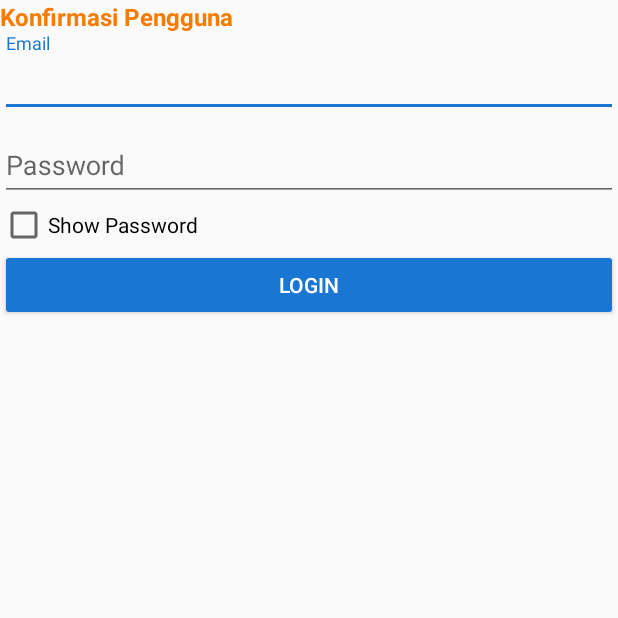
After one commit to mazud21/Pilgubjateng, an Android app: the ValidateChangePassword screen opened directly, with no data from a screen before it, on a phone screen of 412 x 824 dp, the top half of it. The commit adds this screen. Run offline under Robolectric (Android 15) with nearby library versions, the phone set to English and light mode, and no system bars; our stand-ins replace Firebase (no records; nobody signed in at launch, a user with empty details on screens opened directly).

Commit message:
Fifth: + Validate Change Password

```diff
--- a/app/build.gradle
+++ b/app/build.gradle
@@ -37,6 +37,7 @@ dependencies {
     compile 'com.google.firebase:firebase-core:11.8.0'
     compile 'com.google.firebase:firebase-auth:11.8.0'
     compile 'com.google.firebase:firebase-database:11.8.0'
+    //compile 'com.google.android.gms:play-services-auth:11.8.0'
     implementation 'com.google.firebase:firebase-messaging:11.8.0'
 }
 apply plugin: 'com.google.gms.google-services'
--- a/app/src/main/java/com/pilgubjateng/battistrada/pilgubjateng/ChangePassword.java
+++ b/app/src/main/java/com/pilgubjateng/battistrada/pilgubjateng/ChangePassword.java
@@ -71,6 +71,7 @@ public class ChangePassword extends AppCompatActivity{
                                             Toast.makeText(ChangePassword.this, "Failed to Change Password", Toast.LENGTH_LONG).show();
                                         } else {
                                             Toast.makeText(ChangePassword.this, "Password Changed !", Toast.LENGTH_LONG).show();
+                                            startActivity(new Intent(ChangePassword.this, Profile.class));
                                         }
                                         progressBar.setVisibility(View.GONE);
                                     }
@@ -80,4 +81,8 @@ public class ChangePassword extends AppCompatActivity{
             }
         });
     }
+    @Override
+    public void onBackPressed() {
+
+    }
 }
--- /dev/null
+++ b/app/src/main/java/com/pilgubjateng/battistrada/pilgubjateng/ValidateChangePassword.java
@@ -0,0 +1,122 @@
+package com.pilgubjateng.battistrada.pilgubjateng;
+
+import android.content.Intent;
+import android.support.annotation.NonNull;
+import android.support.design.widget.Snackbar;
+import android.support.v7.app.AppCompatActivity;
+import android.os.Bundle;
+import android.text.TextUtils;
+import android.text.method.HideReturnsTransformationMethod;
+import android.text.method.PasswordTransformationMethod;
+import android.view.View;
+import android.widget.Button;
+import android.widget.CheckBox;
+import android.widget.CompoundButton;
+import android.widget.EditText;
+import android.widget.LinearLayout;
+import android.widget.ProgressBar;
+import android.widget.Toast;
+
+import com.google.android.gms.tasks.OnCompleteListener;
+import com.google.android.gms.tasks.Task;
+import com.google.firebase.auth.AuthResult;
+import com.google.firebase.auth.FirebaseAuth;
+
+public class ValidateChangePassword extends AppCompatActivity implements View.OnClickListener{
+
+    Button btnLogin;
+    EditText inputEmail, inputPass;
+    CheckBox checkBox;
+
+    LinearLayout activity_sign_in;
+
+    Toast toast;
+    Snackbar snackbar;
+    ProgressBar progressBar;
+
+    private FirebaseAuth auth;
+
+    @Override
+    protected void onCreate(Bundle savedInstanceState) {
+        super.onCreate(savedInstanceState);
+        setContentView(R.layout.activity_validate_change_password);
+
+        //View
+        btnLogin = (Button) findViewById(R.id.btnLogin);
+        inputEmail = (EditText) findViewById(R.id.loginEmail);
+        inputPass = (EditText) findViewById(R.id.password_login);
+
+        checkBox = (CheckBox) findViewById(R.id.checkbox1);
+        progressBar = (ProgressBar) findViewById(R.id.progressBar);
+
+        activity_sign_in = (LinearLayout) findViewById(R.id.activity_signin);
+
+        btnLogin.setOnClickListener(this);
+
+        //init
+        auth = FirebaseAuth.getInstance();
+
+        checkBox.setOnCheckedChangeListener(new CompoundButton.OnCheckedChangeListener() {
+            @Override
+            public void onCheckedChanged(CompoundButton buttonView, boolean isChecked) {
+                if (!isChecked) {
+                    inputPass.setTransformationMethod(PasswordTransformationMethod.getInstance());
+                } else {
+                    inputPass.setTransformationMethod(HideReturnsTransformationMethod.getInstance());
+                }
+            }
+        });
+
+        /*Check if already session, if->true=> Main Program
+        if (auth.getCurrentUser() != null) {
+            startActivity(new Intent(ValidateChangePassword.this, MainActivity.class));
+        }*/
+    }
+
+    @Override
+    public void onBackPressed() {
+        finish();
+    }
+
+    @Override
+    public void onClick(View view) {
+        if (view.getId() == R.id.btnLogin) {
+            String email = inputEmail.getText().toString().trim();
+            String password = inputPass.getText().toString().trim();
+            if (TextUtils.isEmpty(email)) {
+                Toast.makeText(getApplication(), "Enter your registered email id", Toast.LENGTH_SHORT).show();
+
+            }else if (TextUtils.isEmpty(password)) {
+                Toast.makeText(getApplication(), "Enter your Password", Toast.LENGTH_SHORT).show();
+
+            }else if (TextUtils.isEmpty(email) && TextUtils.isEmpty(password)) {
+                Toast.makeText(getApplication(), "Email dan Password masih kosong", Toast.LENGTH_SHORT).show();
+
+            }else if (password.length() <=7 ) {
+                Toast.makeText(getApplication(), "Password minimal 8 huruf", Toast.LENGTH_SHORT).show();
+
+            }else {
+                loginUser(inputEmail.getText().toString(), inputPass.getText().toString());
+            }
+        }
+    }
+
+    private void loginUser(final String email, final String password) {
+        progressBar.setVisibility(View.VISIBLE);
+        auth.signInWithEmailAndPassword(email, password)
+                .addOnCompleteListener(this, new OnCompleteListener<AuthResult>() {
+
+                    @Override
+                    public void onComplete(@NonNull Task<AuthResult> task) {
+                        if(!task.isSuccessful()){
+                            progressBar.setVisibility(View.VISIBLE);
+                            Toast.makeText(getApplication(), "Password yang anda masukkan salah", Toast.LENGTH_LONG).show();
+                        }else {
+                            progressBar.setVisibility(View.VISIBLE);
+                            startActivity(new Intent(ValidateChangePassword.this, ChangePassword.class));
+                        }
+                        progressBar.setVisibility(View.GONE);
+                    }
+                });
+    }
+}
--- a/app/src/main/res/layout/activity_change_password.xml
+++ b/app/src/main/res/layout/activity_change_password.xml
@@ -16,7 +16,8 @@
         <LinearLayout
             android:layout_width="match_parent"
             android:layout_height="match_parent"
-            android:orientation="vertical">
+            android:orientation="vertical"
+            android:layout_margin="8dp">
 
             <TextView
                 android:id="@+id/tved"
@@ -46,8 +47,7 @@
                 android:id="@+id/edit_password_profile"
                 android:layout_width="match_parent"
                 android:layout_height="wrap_content"
-                android:gravity="center"
-                android:hint="Enter New Password"
+                android:hint="Masukkan Password Baru"
                 android:inputType="textPassword"
                 android:maxLines="1" />
 
--- /dev/null
+++ b/app/src/main/res/layout/activity_validate_change_password.xml
@@ -0,0 +1,73 @@
+<?xml version="1.0" encoding="utf-8"?>
+<LinearLayout
+    android:id="@+id/activity_signin"
+    xmlns:android="http://schemas.android.com/apk/res/android"
+    xmlns:app="http://schemas.android.com/apk/res-auto"
+    xmlns:tools="http://schemas.android.com/tools"
+    android:orientation="vertical"
+    android:layout_width="match_parent"
+    android:layout_height="match_parent"
+    tools:context=".ValidateChangePassword">
+
+    <TextView
+        android:layout_width="match_parent"
+        android:layout_height="wrap_content"
+        android:text="Konfirmasi Pengguna"
+        android:textStyle="bold"
+        android:textSize="16sp"
+        android:textColor="@color/colorPrimary"/>
+
+    <ProgressBar
+        android:id="@+id/progressBar"
+        android:layout_width="30dp"
+        android:layout_height="30dp"
+        android:layout_gravity="center|bottom"
+        android:layout_marginBottom="20dp"
+        android:visibility="gone"
+        />
+
+    <android.support.design.widget.TextInputLayout
+        android:layout_width="match_parent"
+        android:layout_height="wrap_content"
+        >
+
+        <EditText
+            android:id="@+id/loginEmail"
+            android:layout_width="match_parent"
+            android:layout_height="wrap_content"
+            android:hint="Email"
+            android:maxLines="1" />
+
+    </android.support.design.widget.TextInputLayout>
+
+    <android.support.design.widget.TextInputLayout
+        android:layout_width="match_parent"
+        android:layout_height="wrap_content"
+        >
+
+        <EditText
+            android:id="@+id/password_login"
+            android:layout_width="match_parent"
+            android:layout_height="wrap_content"
+            android:hint="Password"
+            android:maxLines="1"
+            android:inputType="textPassword"
+            />
+    </android.support.design.widget.TextInputLayout>
+
+    <CheckBox
+        android:id="@+id/checkbox1"
+        android:layout_width="match_parent"
+        android:layout_height="wrap_content"
+        android:text="Show Password"
+        />
+
+    <Button
+        android:id="@+id/btnLogin"
+        android:layout_width="match_parent"
+        android:layout_height="wrap_content"
+        android:text="Login"
+        style="@style/Widget.AppCompat.Button.Colored"
+        />
+
+</LinearLayout>
--- a/build.gradle
+++ b/build.gradle
@@ -17,6 +17,9 @@ buildscript {
 
 allprojects {
     repositories {
+        maven {
+            url "https://maven.google.com" // Google's Maven repository
+        }
         google()
         jcenter()
     }
```
Also changed, not shown: app/src/main/AndroidManifest.xml (+45 -16 lines), app/src/main/java/com/pilgubjateng/battistrada/pilgubjateng/Profile.java (+1 -6 lines).
